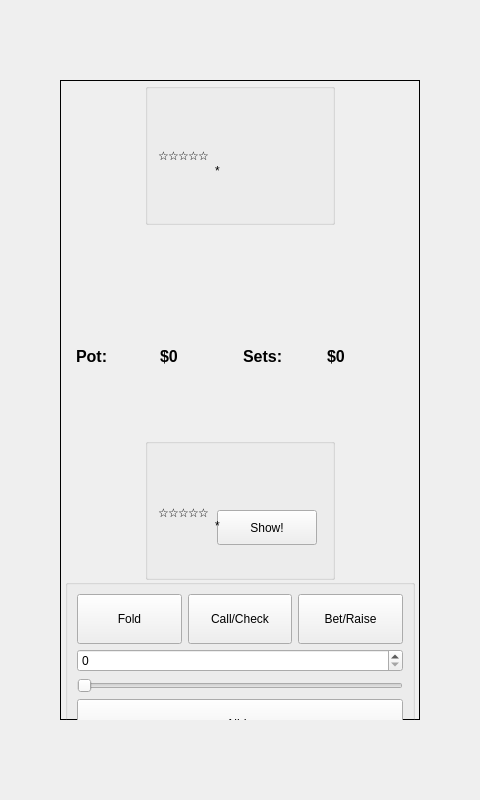
First picture: the form in src/gui/qt/gametable.ui, repository ph4n70mr1ddl3r/pokerth, before the edit.
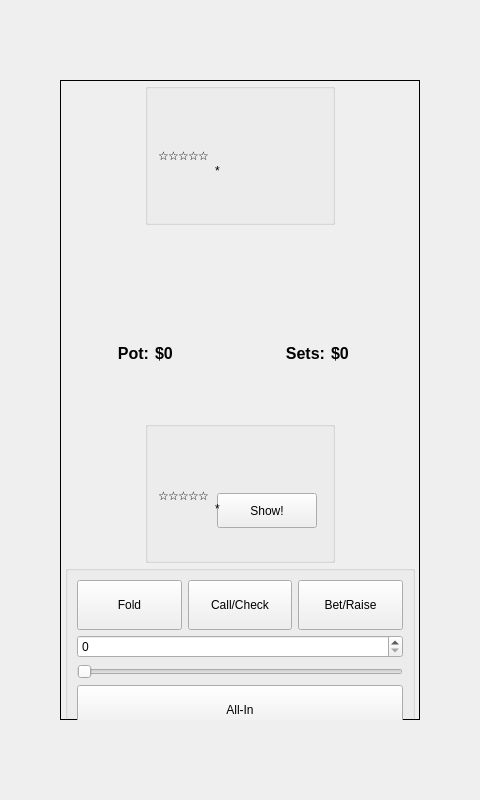
Second picture: the form after the edit. Icons and pictures are not drawn. Custom widgets are drawn as their Qt base class.

Commit message: UI Compactness: Consolidate info labels into a compact grid layout to save vertical space

What changed in the file:
```diff
--- a/src/gui/qt/gametable.ui
+++ b/src/gui/qt/gametable.ui
@@ -382,48 +382,39 @@
          <property name="minimumSize">
           <size>
            <width>350</width>
-           <height>100</height>
+           <height>80</height>
           </size>
          </property>
          <property name="styleSheet">
           <string notr="true">QGroupBox {border-style:none;} QLabel { font-size: 12pt; font-weight: bold; }</string>
          </property>
-         <layout class="QVBoxLayout" name="verticalLayout_Info">
-          <property name="spacing"><number>2</number></property>
+         <layout class="QGridLayout" name="gridLayout_Info">
           <property name="leftMargin"><number>2</number></property>
           <property name="topMargin"><number>2</number></property>
           <property name="rightMargin"><number>2</number></property>
           <property name="bottomMargin"><number>2</number></property>
+          <property name="verticalSpacing"><number>2</number></property>
           
-          <item>
-           <widget class="QFrame" name="framePotInfo">
-            <layout class="QHBoxLayout">
-             <item><widget class="QLabel" name="label_Pot"><property name="text"><string>Pot:</string></property></widget></item>
-             <item><widget class="QLabel" name="textLabel_Pot"><property name="text"><string>$0</string></property></widget></item>
-             <item><widget class="QLabel" name="label_Sets"><property name="text"><string>Sets:</string></property></widget></item>
-             <item><widget class="QLabel" name="textLabel_Sets"><property name="text"><string>$0</string></property></widget></item>
-            </layout>
-           </widget>
-          </item>
+          <!-- Row 0: Pot and Sets -->
+          <item row="0" column="0"><widget class="QLabel" name="label_Pot"><property name="text"><string>Pot:</string></property><property name="alignment"><set>Qt::AlignRight|Qt::AlignVCenter</set></property></widget></item>
+          <item row="0" column="1"><widget class="QLabel" name="textLabel_Pot"><property name="text"><string>$0</string></property><property name="alignment"><set>Qt::AlignLeft|Qt::AlignVCenter</set></property></widget></item>
+          <item row="0" column="2"><widget class="QLabel" name="label_Sets"><property name="text"><string>Sets:</string></property><property name="alignment"><set>Qt::AlignRight|Qt::AlignVCenter</set></property></widget></item>
+          <item row="0" column="3"><widget class="QLabel" name="textLabel_Sets"><property name="text"><string>$0</string></property><property name="alignment"><set>Qt::AlignLeft|Qt::AlignVCenter</set></property></widget></item>
 
-          <item>
+          <!-- Row 1: Game and Hand -->
+          <item row="1" column="0"><widget class="QLabel" name="label_gameNumber"><property name="alignment"><set>Qt::AlignRight|Qt::AlignVCenter</set></property></widget></item>
+          <item row="1" column="1"><widget class="QLabel" name="label_gameNumberValue"><property name="alignment"><set>Qt::AlignLeft|Qt::AlignVCenter</set></property></widget></item>
+          <item row="1" column="2"><widget class="QLabel" name="label_handNumber"><property name="alignment"><set>Qt::AlignRight|Qt::AlignVCenter</set></property></widget></item>
+          <item row="1" column="3"><widget class="QLabel" name="label_handNumberValue"><property name="alignment"><set>Qt::AlignLeft|Qt::AlignVCenter</set></property></widget></item>
+
+          <!-- Row 2: Winning Combination -->
+          <item row="2" column="0" colspan="4">
            <widget class="QLabel" name="label_WinningCombination">
             <property name="alignment">
              <set>Qt::AlignCenter</set>
             </property>
            </widget>
           </item>
-          
-          <item>
-           <widget class="QFrame" name="framegameinfo">
-            <layout class="QHBoxLayout">
-             <item><widget class="QLabel" name="label_gameNumber"/></item>
-             <item><widget class="QLabel" name="label_gameNumberValue"/></item>
-             <item><widget class="QLabel" name="label_handNumber"/></item>
-             <item><widget class="QLabel" name="label_handNumberValue"/></item>
-            </layout>
-           </widget>
-          </item>
          </layout>
         </widget>
        </item>
```
